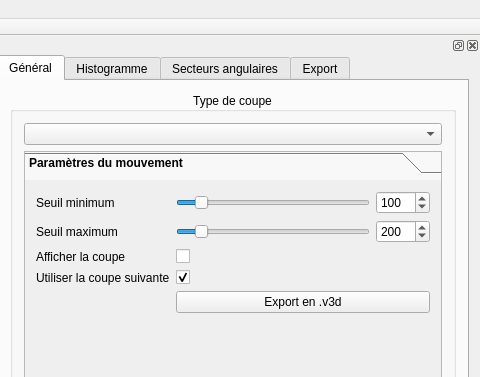
First picture: the form in ui/mainwindow.ui, repository akrah/TKDetection, before the edit; both pictures show x 489 to 969 and y 0 to 377 of the 969 by 973 pixel window.
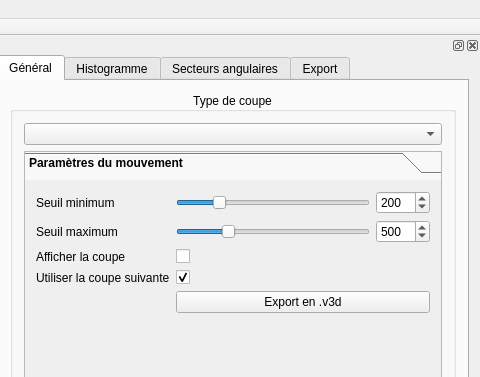
Second picture: the form after the edit. The open tabs and pages were chosen to show the change. Custom widgets are drawn as their Qt base class.

```diff
--- a/ui/mainwindow.ui
+++ b/ui/mainwindow.ui
@@ -265,7 +265,7 @@
                      <number>1000</number>
                     </property>
                     <property name="value">
-                     <number>100</number>
+                     <number>200</number>
                     </property>
                     <property name="orientation">
                      <enum>Qt::Horizontal</enum>
@@ -284,7 +284,7 @@
                      <number>1000</number>
                     </property>
                     <property name="value">
-                     <number>100</number>
+                     <number>200</number>
                     </property>
                    </widget>
                   </item>
@@ -366,7 +366,7 @@
                      <number>2000</number>
                     </property>
                     <property name="value">
-                     <number>200</number>
+                     <number>500</number>
                     </property>
                     <property name="orientation">
                      <enum>Qt::Horizontal</enum>
@@ -385,7 +385,7 @@
                      <number>2000</number>
                     </property>
                     <property name="value">
-                     <number>200</number>
+                     <number>500</number>
                     </property>
                    </widget>
                   </item>
```
Left out of the diff: 70 changed lines with no effect on the pictures.
